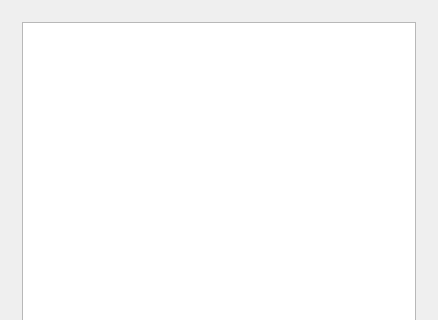
The window that Dialoge/DlgHaupt.ui (QAlarm/Klient) describes before a commit, drawn with Qt 5; both pictures show x 0 to 438 and y 0 to 320 of the 438 by 473 pixel window.
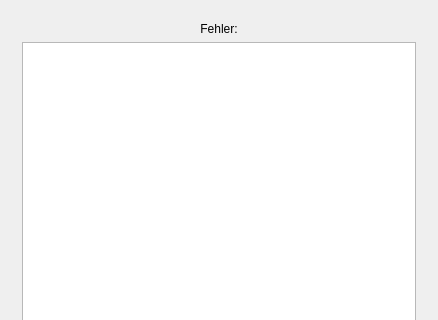
The same window after the commit. The open tabs and pages were chosen to show the change.

Commit message: - Beschriftung des Fehlerfeldes

The edit to the form file:
```diff
--- a/Dialoge/DlgHaupt.ui
+++ b/Dialoge/DlgHaupt.ui
@@ -305,6 +305,16 @@
       <widget class="QWidget" name="Wochenabfrage"/>
       <widget class="QWidget" name="Fehler">
        <layout class="QVBoxLayout" name="verticalLayout_6">
+        <item>
+         <widget class="QLabel" name="label_5">
+          <property name="text">
+           <string>Fehler:</string>
+          </property>
+          <property name="alignment">
+           <set>Qt::AlignCenter</set>
+          </property>
+         </widget>
+        </item>
         <item>
          <widget class="QTextBrowser" name="txtFehler"/>
         </item>
```
